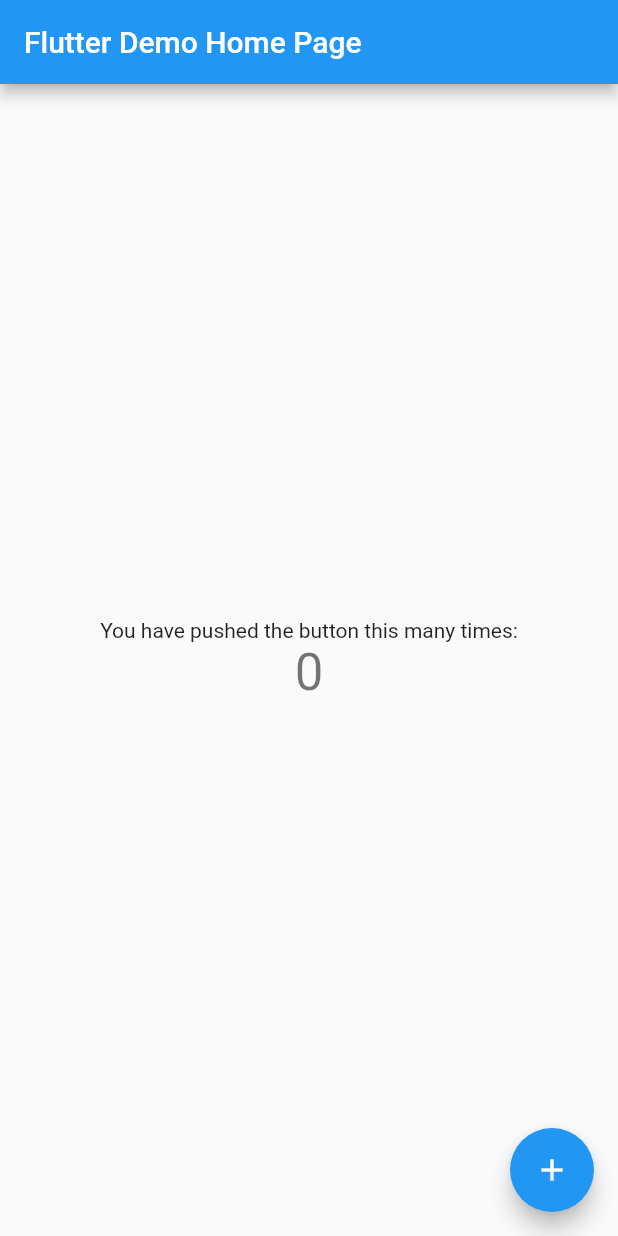
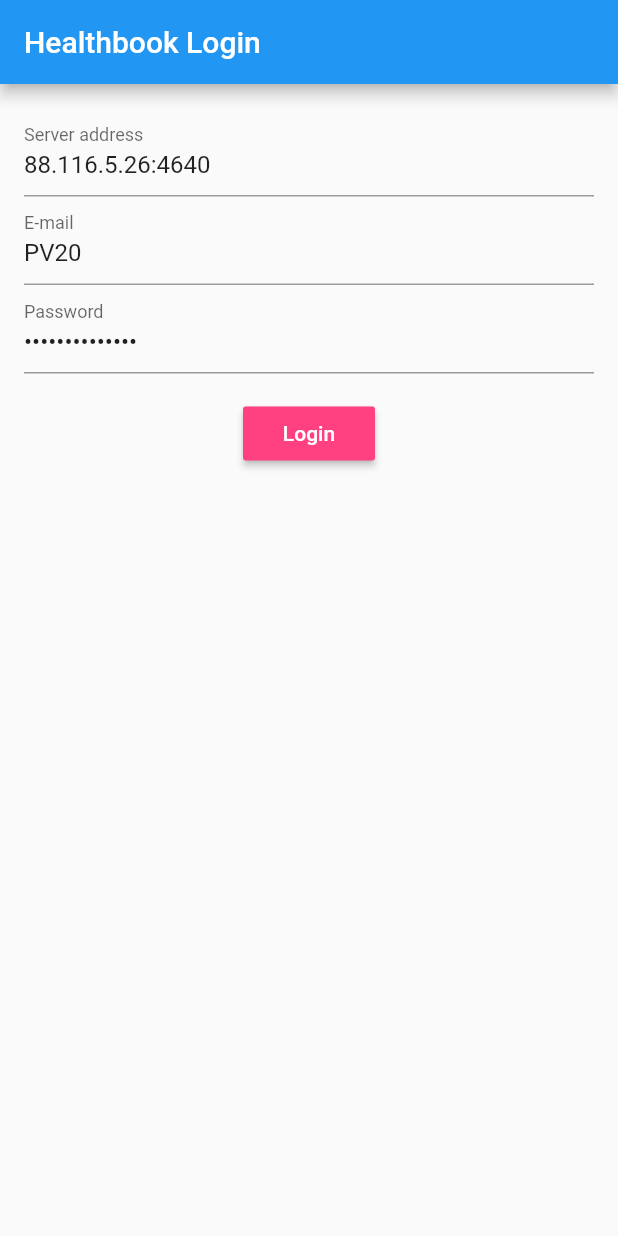
Before and after one commit to fuvidani/flutter-healthbook, a Flutter app: the screen it shows after launch, on a phone screen of 412 x 824 dp. Run offline on Flutter 3.47's test engine with Material 2 defaults, Android fonts, the phone set to English and light mode, and no system bars; our stand-ins replace shared_preferences, tuple.

Commit message:
implement basic login, logout, navigation between screens; storing credentials in shared preferences

```diff
--- a/lib/main.dart
+++ b/lib/main.dart
@@ -1,13 +1,24 @@
 import 'package:flutter/material.dart';
+import 'package:healthbook/model/models.dart';
+import 'package:healthbook/util/routes.dart';
+import 'package:healthbook/screens/home_page.dart';
+import 'package:healthbook/screens/login_page.dart';
+import 'package:healthbook/screens/startup_page.dart';
 
-void main() => runApp(new MyApp());
+void main() => runApp(new HealthBookApp());
 
-class MyApp extends StatelessWidget {
-  // This widget is the root of your application.
+class HealthBookApp extends StatefulWidget {
+  @override
+  State<StatefulWidget> createState() => new HealthBookAppState();
+}
+
+class HealthBookAppState extends State<HealthBookApp> {
+  AppState appState = AppState.loading();
+
   @override
   Widget build(BuildContext context) {
     return new MaterialApp(
-      title: 'Flutter Demo',
+      title: 'Healthbook',
       theme: new ThemeData(
         // This is the theme of your application.
         //
@@ -19,91 +30,15 @@ class MyApp extends StatelessWidget {
         // counter didn't reset back to zero; the application is not restarted.
         primarySwatch: Colors.blue,
       ),
-      home: new MyHomePage(title: 'Flutter Demo Home Page'),
+      home: new StartUpPage(),
+      routes: {
+        HealthBookRoutes.home: (context) {
+          return new HomePage(appState: appState,title: "Healthbook Home");
+        },
+        HealthBookRoutes.login: (context) {
+          return LoginPage(title: 'Healthbook Login');
+        },
+      },
     );
   }
 }
-
-class MyHomePage extends StatefulWidget {
-  MyHomePage({Key key, this.title}) : super(key: key);
-
-  // This widget is the home page of your application. It is stateful, meaning
-  // that it has a State object (defined below) that contains fields that affect
-  // how it looks.
-
-  // This class is the configuration for the state. It holds the values (in this
-  // case the title) provided by the parent (in this case the App widget) and
-  // used by the build method of the State. Fields in a Widget subclass are
-  // always marked "final".
-
-  final String title;
-
-  @override
-  _MyHomePageState createState() => new _MyHomePageState();
-}
-
-class _MyHomePageState extends State<MyHomePage> {
-  int _counter = 0;
-
-  void _incrementCounter() {
-    setState(() {
-      // This call to setState tells the Flutter framework that something has
-      // changed in this State, which causes it to rerun the build method below
-      // so that the display can reflect the updated values. If we changed
-      // _counter without calling setState(), then the build method would not be
-      // called again, and so nothing would appear to happen.
-      _counter++;
-    });
-  }
-
-  @override
-  Widget build(BuildContext context) {
-    // This method is rerun every time setState is called, for instance as done
-    // by the _incrementCounter method above.
-    //
-    // The Flutter framework has been optimized to make rerunning build methods
-    // fast, so that you can just rebuild anything that needs updating rather
-    // than having to individually change instances of widgets.
-    return new Scaffold(
-      appBar: new AppBar(
-        // Here we take the value from the MyHomePage object that was created by
-        // the App.build method, and use it to set our appbar title.
-        title: new Text(widget.title),
-      ),
-      body: new Center(
-        // Center is a layout widget. It takes a single child and positions it
-        // in the middle of the parent.
-        child: new Column(
-          // Column is also layout widget. It takes a list of children and
-          // arranges them vertically. By default, it sizes itself to fit its
-          // children horizontally, and tries to be as tall as its parent.
-          //
-          // Invoke "debug paint" (press "p" in the console where you ran
-          // "flutter run", or select "Toggle Debug Paint" from the Flutter tool
-          // window in IntelliJ) to see the wireframe for each widget.
-          //
-          // Column has various properties to control how it sizes itself and
-          // how it positions its children. Here we use mainAxisAlignment to
-          // center the children vertically; the main axis here is the vertical
-          // axis because Columns are vertical (the cross axis would be
-          // horizontal).
-          mainAxisAlignment: MainAxisAlignment.center,
-          children: <Widget>[
-            new Text(
-              'You have pushed the button this many times:',
-            ),
-            new Text(
-              '$_counter',
-              style: Theme.of(context).textTheme.display1,
-            ),
-          ],
-        ),
-      ),
-      floatingActionButton: new FloatingActionButton(
-        onPressed: _incrementCounter,
-        tooltip: 'Increment',
-        child: new Icon(Icons.add),
-      ), // This trailing comma makes auto-formatting nicer for build methods.
-    );
-  }
-}
--- /dev/null
+++ b/lib/model/models.dart
@@ -0,0 +1,177 @@
+import 'dart:async';
+
+import 'package:flutter/material.dart';
+import 'package:healthbook/util/constants.dart';
+import 'package:shared_preferences/shared_preferences.dart';
+import 'package:tuple/tuple.dart';
+
+class AppState {
+  bool isLoading;
+  List<MedicalInformation> medicalInformationEntries;
+
+  AppState({
+    this.isLoading = false,
+    this.medicalInformationEntries = const [],
+  });
+
+  factory AppState.loading() => AppState(isLoading: true);
+
+  @override
+  bool operator ==(Object other) =>
+      identical(this, other) ||
+          other is AppState &&
+              runtimeType == other.runtimeType &&
+              isLoading == other.isLoading &&
+              medicalInformationEntries == other.medicalInformationEntries;
+
+  @override
+  int get hashCode =>
+      isLoading.hashCode ^
+      medicalInformationEntries.hashCode;
+
+  @override
+  String toString() {
+    return 'AppState{isLoading: $isLoading, medicalInformationEntries: $medicalInformationEntries}';
+  }
+
+  Future logout() async {
+    SharedPreferences prefs = await SharedPreferences.getInstance();
+    await prefs.setString(API_ADDRESS_KEY, null);
+    await prefs.setString(TOKEN_KEY, null);
+    await prefs.setString(USER_ID_KEY, null);
+  }
+}
+
+class MedicalInformation {
+  String id;
+  String userId;
+  String title;
+  String description;
+  String image;
+  List<String> tags;
+
+  MedicalInformation(this.id, this.userId, this.title, this.description,
+      this.image, this.tags);
+
+  @override
+  bool operator ==(Object other) =>
+      identical(this, other) ||
+          other is MedicalInformation &&
+              runtimeType == other.runtimeType &&
+              id == other.id &&
+              userId == other.userId &&
+              title == other.title &&
+              description == other.description &&
+              image == other.image &&
+              tags == other.tags;
+
+  @override
+  int get hashCode =>
+      id.hashCode ^
+      userId.hashCode ^
+      title.hashCode ^
+      description.hashCode ^
+      image.hashCode ^
+      tags.hashCode;
+
+  @override
+  String toString() {
+    return 'MedicalInformation{id: $id, userId: $userId, title: $title, description: $description, image: $image, tags: $tags}';
+  }
+
+}
+
+class AuthRequest {
+  String email;
+  String password;
+
+  AuthRequest(this.email, this.password);
+
+  Map<String, dynamic> toJson() =>
+      {
+        'username': email,
+        'password': password,
+      };
+}
+
+class AuthResponse {
+  String token;
+
+  AuthResponse(this.token);
+
+  AuthResponse.fromJson(Map<String, dynamic> json)
+      : token = json['token'];
+}
+
+class RelevantQueryData {
+  String queryId;
+  String queryName;
+  String queryDescription;
+  String queryInstituteName;
+  double queryPrice;
+  List<Tuple2> medicalInfo;
+
+  RelevantQueryData(this.queryId, this.queryName, this.queryDescription,
+      this.queryInstituteName, this.queryPrice, this.medicalInfo);
+
+  @override
+  bool operator ==(Object other) =>
+      identical(this, other) ||
+          other is RelevantQueryData &&
+              runtimeType == other.runtimeType &&
+              queryId == other.queryId &&
+              queryName == other.queryName &&
+              queryDescription == other.queryDescription &&
+              queryInstituteName == other.queryInstituteName &&
+              queryPrice == other.queryPrice &&
+              medicalInfo == other.medicalInfo;
+
+  @override
+  int get hashCode =>
+      queryId.hashCode ^
+      queryName.hashCode ^
+      queryDescription.hashCode ^
+      queryInstituteName.hashCode ^
+      queryPrice.hashCode ^
+      medicalInfo.hashCode;
+
+  @override
+  String toString() {
+    return 'RelevantQueryData{queryId: $queryId, queryName: $queryName, queryDescription: $queryDescription, queryInstituteName: $queryInstituteName, queryPrice: $queryPrice, medicalInfo: $medicalInfo}';
+  }
+
+}
+
+class SharingPermission {
+  String id;
+  String information;
+  String queryId;
+
+  SharingPermission(this.id, this.information, this.queryId);
+
+  @override
+  bool operator ==(Object other) =>
+      identical(this, other) ||
+          other is SharingPermission &&
+              runtimeType == other.runtimeType &&
+              id == other.id &&
+              information == other.information &&
+              queryId == other.queryId;
+
+  @override
+  int get hashCode =>
+      id.hashCode ^
+      information.hashCode ^
+      queryId.hashCode;
+
+  @override
+  String toString() {
+    return 'SharingPermission{id: $id, information: $information, queryId: $queryId}';
+  }
+
+
+}
+
+enum AppTab { MedicalInformationEntries, MedicalQueries }
+
+enum ExtraAction { logout }
--- /dev/null
+++ b/lib/screens/login_page.dart
@@ -0,0 +1,129 @@
+import 'dart:async';
+
+import 'package:flutter/cupertino.dart';
+import 'package:flutter/material.dart';
+import 'package:healthbook/model/models.dart';
+import 'package:healthbook/util/constants.dart';
+import 'package:healthbook/util/routes.dart';
+import 'package:shared_preferences/shared_preferences.dart';
+import 'package:http/http.dart' as http;
+import 'dart:convert';
+
+class LoginPage extends StatefulWidget {
+  LoginPage({Key key, this.title}) : super(key: key);
+
+  final String title;
+
+  @override
+  _LoginPageState createState() => new _LoginPageState();
+}
+
+class _LoginPageState extends State<LoginPage> {
+  GlobalKey<ScaffoldState> _scaffoldKey = new GlobalKey();
+  final formKey = new GlobalKey<FormState>();
+  String _apiAddress;
+  String _email;
+  String _password;
+
+  void _submit() {
+    final form = formKey.currentState;
+    FocusScope.of(context).requestFocus(new FocusNode());
+    if (form.validate()) {
+      form.save();
+      _performLogin().then((bool success) {
+        if (success) {
+          Navigator.pushNamedAndRemoveUntil(context, HealthBookRoutes.home, (_) => false);
+        }
+      });
+    }
+  }
+
+  Future<bool> _performLogin() async {
+    AuthRequest request = new AuthRequest(_email, _password);
+    print(jsonEncode(request.toJson()));
+    try {
+      http.Response response = await http.post(
+          'http://$_apiAddress/api/auth/login',
+          headers: {"Content-Type": "application/json",
+            "Accept": "application/json"},
+          body: jsonEncode(request.toJson()));
+      if (response != null && response.statusCode != 200) {
+        final snackBar = new SnackBar(content: new Text(
+            response.statusCode == 401
+                ? "Invalid credentials"
+                : "Backend not avaiable, check connection"
+        ));
+        _scaffoldKey.currentState.showSnackBar(snackBar);
+        return false;
+      } else {
+        Map data = json.decode(response.body);
+        final String token = data['token'];
+        print(token);
+        SharedPreferences prefs = await SharedPreferences.getInstance();
+        await prefs.setString(API_ADDRESS_KEY, _apiAddress);
+        await prefs.setString(TOKEN_KEY, token);
+        await prefs.setString(USER_ID_KEY, "12323144");
+        return true;
+      }
+    } on Exception {
+      final snackBar = new SnackBar(content: new Text("Backend not avaiable, check connection"));
+      _scaffoldKey.currentState.showSnackBar(snackBar);
+      return false;
+    }
+  }
+
+  @override
+  Widget build(BuildContext context) {
+    return new Scaffold(key: _scaffoldKey,
+      appBar: new AppBar(
+        title: new Text(widget.title),
+        centerTitle: false,
+      ),
+      body: new Padding(
+        padding: EdgeInsets.all(16.0),
+        child: new Form(
+          key: formKey,
+          child: new Column(
+            children: [
+              new TextFormField(
+                decoration: new InputDecoration(labelText: 'Server address'),
+                validator: (val) =>
+                !val.contains(':') ? 'Invalid address' : null,
+                onSaved: (val) => _apiAddress = val,
+                initialValue: "88.116.5.26:4640",
+              ),
+              new TextFormField(
+                decoration: new InputDecoration(labelText: 'E-mail'),
+                validator: (val) =>
+                //!val.contains('@') || !val.contains(".") ? 'Invalid e-mail address' : null,
+                val.isEmpty ? 'Invalid e-mail address' : null,
+                onSaved: (val) => _email = val,
+                initialValue: "PV20",
+              ),
+              new TextFormField(
+                decoration: new InputDecoration(labelText: 'Password'),
+                validator: (val) =>
+                val.length < 3 ? 'Password too short.' : null,
+                onSaved: (val) => _password = val,
+                obscureText: true,
+                initialValue: "w9A7d7B2Xzhq74",
+              ),
+              new Container(
+                child: new RaisedButton(
+                  onPressed: _submit,
+                  child: new Text('Login',style: new TextStyle(
+                      color: Colors.white
+                  )),
+                  color: Colors.pinkAccent
+                ),
+                  margin: new EdgeInsets.only(
+                      top: 16.0
+                  )
+              ),
+            ],
+          ),
+        ),
+      ),
+    );
+  }
+}
--- /dev/null
+++ b/lib/util/constants.dart
@@ -0,0 +1,3 @@
+const String API_ADDRESS_KEY = "API_ADDRESS";
+const String TOKEN_KEY = "ACCESS_TOKEN_KEY";
+const String USER_ID_KEY = "USER_ID_KEY";
--- /dev/null
+++ b/lib/util/routes.dart
@@ -0,0 +1,4 @@
+class HealthBookRoutes {
+  static final home = "/home";
+  static final login = "/login";
+}
--- a/pubspec.yaml
+++ b/pubspec.yaml
@@ -2,8 +2,13 @@ name: healthbook
 description: A new Flutter application.
 
 dependencies:
+  http: '^0.11.3+16'
   flutter:
     sdk: flutter
+  shared_preferences: "0.4.1"
+  tuple: "^1.0.1"
+  crypto: any
+  image_picker: "^0.4.1"
 
   # The following adds the Cupertino Icons font to your application.
   # Use with the CupertinoIcons class for iOS style icons.
```
Also changed, not shown: lib/screens/home_page.dart (added, +58 -0 lines), lib/screens/startup_page.dart (added, +32 -0 lines), lib/util/keys.dart (added, +21 -0 lines), lib/widgets/extra_actions_button.dart (added, +29 -0 lines), pubspec.lock, 5 other files.
